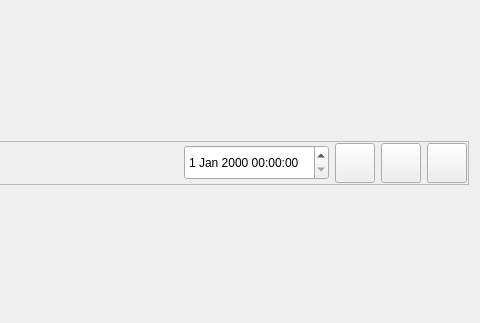
This is src/Indicators/ui/ShPIndicator.ui in alexvrn/rmo as Qt 5 draws it before an edit; both pictures show x 273 to 753 and y 0 to 323 of the 753 by 473 pixel window. The edited form follows.
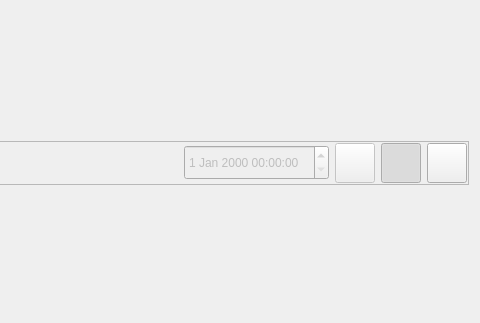
This is the edited form. Icons and pictures are not drawn.

Commit message: Правка интерфейса для выбора момента

What changed in the file:
```diff
--- a/src/Indicators/ui/ShPIndicator.ui
+++ b/src/Indicators/ui/ShPIndicator.ui
@@ -73,6 +73,9 @@
       </item>
       <item>
        <widget class="QDateTimeEdit" name="dateTimeEdit">
+        <property name="enabled">
+         <bool>false</bool>
+        </property>
         <property name="minimumSize">
          <size>
           <width>0</width>
@@ -83,6 +86,9 @@
       </item>
       <item>
        <widget class="QToolButton" name="checkedToolButton">
+        <property name="enabled">
+         <bool>false</bool>
+        </property>
         <property name="minimumSize">
          <size>
           <width>40</width>
@@ -121,6 +127,12 @@
          <iconset>
           <normaloff>.</normaloff>.</iconset>
         </property>
+        <property name="checkable">
+         <bool>true</bool>
+        </property>
+        <property name="checked">
+         <bool>true</bool>
+        </property>
        </widget>
       </item>
       <item>
```
Left out of the diff: 80 changed lines with no effect on the pictures. The commit also changes 2 other files.
